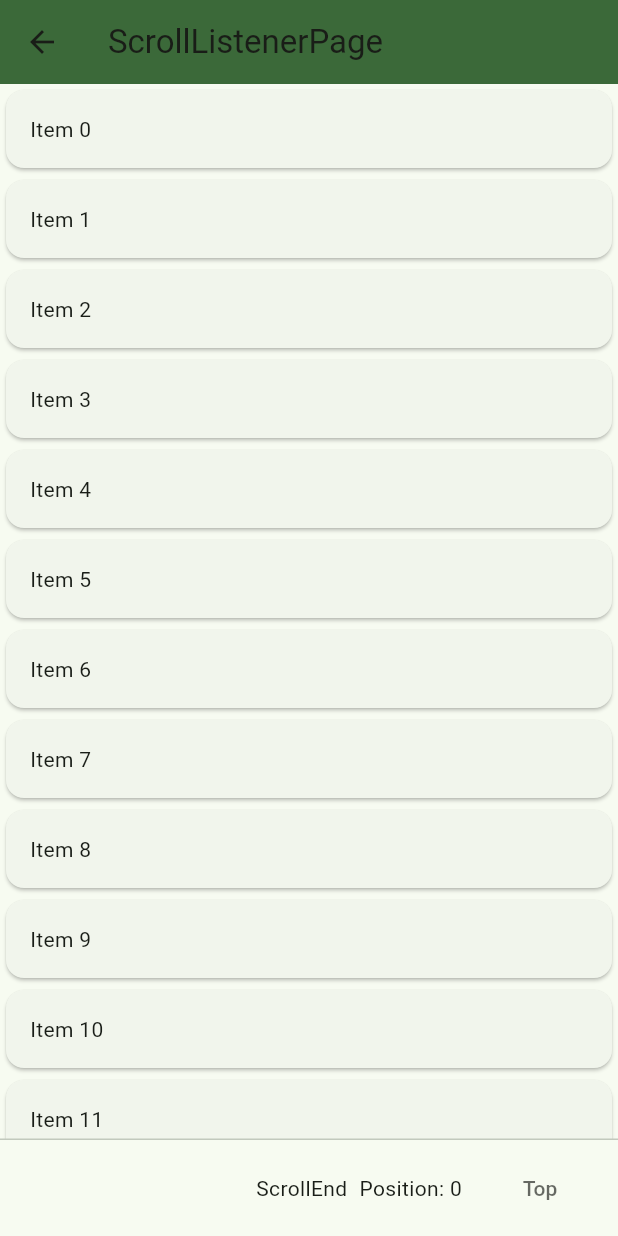
After one commit to conghaonet/flutter_demo, a Flutter app: the ScrollListenerPage screen opened by its route, scrolled down 576 dp, after a tap on "Top", on a phone screen of 412 x 824 dp. The commit adds this screen. Run offline on Flutter 3.47's test engine with Material 2 defaults, Android fonts, the phone set to English and light mode, and no system bars; our stand-ins replace go_router; network calls fail.

Commit message:
add scroll_listener_page.dart

```diff
--- a/lib/src/app.dart
+++ b/lib/src/app.dart
@@ -8,7 +8,6 @@ class MyApp extends StatelessWidget {
 
   @override
   Widget build(BuildContext context) {
-
     return MaterialApp.router(
       routerConfig: appRouter.goRouter,
 
--- a/lib/src/app_router.dart
+++ b/lib/src/app_router.dart
@@ -1,7 +1,7 @@
 import 'package:flutter/material.dart';
 import 'package:flutter_demo/src/home_page.dart';
 import 'package:flutter_demo/src/page/image_cache_page.dart';
-import 'package:flutter_demo/src/page/list_page.dart';
+import 'package:flutter_demo/src/page/scroll_listener_page.dart';
 import 'package:go_router/go_router.dart';
 
 class AppRouter {
@@ -16,28 +16,20 @@ class AppRouter {
     routes: <RouteBase>[
       GoRoute(
         path: '/',
-        builder: (BuildContext context, GoRouterState state) {
-          return const HomePage();
-        },
+        builder: (BuildContext context, GoRouterState state) => const HomePage(),
         routes: <RouteBase>[
           GoRoute(
             path: ImageCachePage.pagePathName,
-            builder: (BuildContext context, GoRouterState state) {
-              return const ImageCachePage();
-            },
+            builder: (BuildContext context, GoRouterState state) => const ImageCachePage(),
           ),
           GoRoute(
-            path: ListPage.pagePathName,
-            builder: (BuildContext context, GoRouterState state) {
-              return const ListPage();
-            },
+            path: ScrollListenerPage.pagePathName,
+            builder: (BuildContext context, GoRouterState state) => const ScrollListenerPage(),
           ),
         ],
       ),
-
     ],
   );
   GoRouter get goRouter => _goRouter;
-
 }
 AppRouter appRouter = AppRouter();
--- a/lib/src/home_page.dart
+++ b/lib/src/home_page.dart
@@ -1,6 +1,6 @@
 import 'package:flutter/material.dart';
 import 'package:flutter_demo/src/page/image_cache_page.dart';
-import 'package:flutter_demo/src/page/list_page.dart';
+import 'package:flutter_demo/src/page/scroll_listener_page.dart';
 import 'package:go_router/go_router.dart';
 
 class HomePage extends StatelessWidget {
@@ -37,10 +37,8 @@ class HomePage extends StatelessWidget {
 
   static final Map<String, String> _items = {
     "网络图片缓存": '/${ImageCachePage.pagePathName}',
-  "ListView": "/${ListPage.pagePathName}",
-  "图片b": "image",
-  "图片c": "image"
+    "列表滚动监听": "/${ScrollListenerPage.pagePathName}",
+    "图片b": "image",
+    "图片c": "image",
   };
-
-
 }
--- a/lib/src/page/list_page.dart
+++ /dev/null
@@ -1,19 +0,0 @@
-import 'package:flutter/material.dart';
-
-class ListPage extends StatelessWidget {
-  static const pagePathName = 'list_page';
-  const ListPage({Key? key}) : super(key: key);
-
-  @override
-  Widget build(BuildContext context) {
-    return Scaffold(
-      restorationId: 'list_page',
-      appBar: AppBar(
-        title: const Text('list page'),
-      ),
-      body: Container(
-        color: Theme.of(context).colorScheme.tertiary,
-      ),
-    );
-  }
-}
--- /dev/null
+++ b/lib/src/page/scroll_listener_page.dart
@@ -0,0 +1,88 @@
+import 'package:flutter/material.dart';
+
+class ScrollListenerPage extends StatefulWidget {
+  static const pagePathName = 'scroll_listener_page';
+  const ScrollListenerPage({Key? key}) : super(key: key);
+
+  @override
+  State<ScrollListenerPage> createState() => _ScrollListenerPageState();
+}
+
+class _ScrollListenerPageState extends State<ScrollListenerPage> {
+  final _controller = ScrollController();
+  double _positionPixels = 0;
+  String _notify = "";
+  bool _isEnd = false;
+
+  @override
+  void initState() {
+    super.initState();
+    _controller.addListener(() {
+      setState(() {
+        _positionPixels = _controller.position.pixels;
+        _isEnd = _positionPixels == _controller.position.maxScrollExtent;
+      });
+    });
+  }
+  @override
+  Widget build(BuildContext context) {
+    return Scaffold(
+      appBar: AppBar(
+        title: const Text('ScrollListenerPage'),
+      ),
+      body: NotificationListener(
+        onNotification: (ScrollNotification notification) {
+          if (notification is ScrollEndNotification) {
+            /// 滚动结束
+            _notify = "ScrollEnd";
+          } else if (notification is ScrollStartNotification) {
+            /// 将要开始滚动，是否真的可以滚动要看[ScrollUpdateNotification]
+            _notify = "ScrollStart";
+          } else if (notification is UserScrollNotification) {
+            _notify = " UserScroll";
+          } else if (notification is ScrollUpdateNotification) {
+            /// 滚动中
+            _notify = "ScrollUpdate";
+          }
+          setState(() {});
+          return false;
+        },
+        child: ListView.builder(
+          restorationId: 'list1',
+          physics: const AlwaysScrollableScrollPhysics(), // controller为null时，默认为 AlwaysScrollableScrollPhysics
+          controller: _controller, // controller为 null 时，physics 默认为 AlwaysScrollableScrollPhysics
+          itemCount: 99,
+          itemBuilder: (context, index) {
+            return Card(
+              child: Padding(
+                padding: const EdgeInsets.all(16.0),
+                child: Text('Item $index'),
+              ),
+            );
+          },
+        ),
+      ),
+      persistentFooterButtons: <Widget>[
+        Text(_isEnd ? '到底了' : ''),
+        Text(_notify),
+        Text('Position: ${_positionPixels.toInt()}'),
+        MaterialButton(
+          color: Theme.of(context).colorScheme.secondary,
+          onPressed: _positionPixels == 0 ? null : () {
+            _controller.animateTo(0,
+              duration: const Duration(seconds: 1),
+              curve: Curves.bounceInOut,
+            );
+          },
+          child: const Text('Top'),
+        ),
+      ],
+    );
+  }
+
+  @override
+  void dispose() {
+    _controller.dispose();
+    super.dispose();
+  }
+}
```
